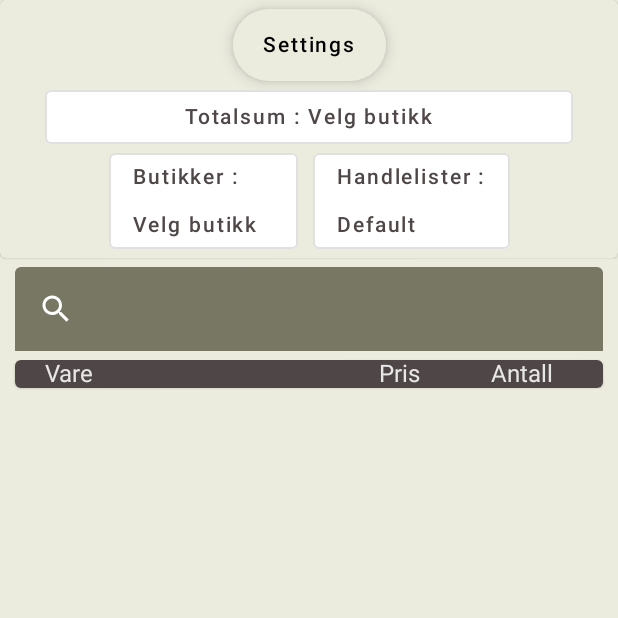
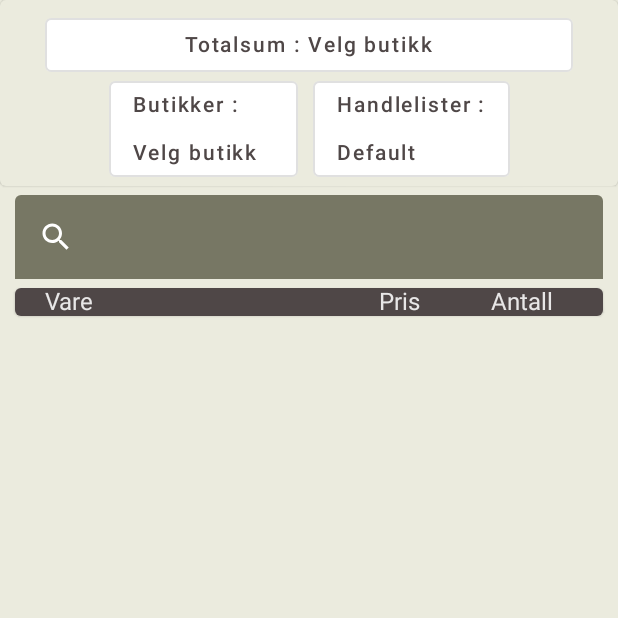
Before and after one commit to Leooo79/PrisjegerMob, an Android app built with Jetpack Compose: the composable HandlelisteScreen shown on its own in the app's theme, on a phone screen of 412 x 824 dp, the top half of it. Run offline under Robolectric (Android 15) with nearby library versions, the phone set to English and light mode, and no system bars; our stand-ins replace livedata-compose; 1 statement that could not run was skipped.

Commit message:
Lag til kontekstuell knapp for instillinger i TopAppBar

```diff
--- a/app/src/main/java/no/usn/rygleo/prisjegermobv1/navigasjon/BottomNavItem.kt
+++ b/app/src/main/java/no/usn/rygleo/prisjegermobv1/navigasjon/BottomNavItem.kt
@@ -9,4 +9,5 @@ sealed class BottomNavItem(var title:String, var icon:Int, var screen_route:Stri
     object Prissammenligning: BottomNavItem("Post",R.drawable.ic_post,"add_post")
     object OmOss: BottomNavItem("OmOss",R.drawable.ic_notification,"omoss")
     object Login: BottomNavItem("Login",R.drawable.ic_job,"login")
+
 }
--- a/app/src/main/java/no/usn/rygleo/prisjegermobv1/ui/HandlelisteScreen.kt
+++ b/app/src/main/java/no/usn/rygleo/prisjegermobv1/ui/HandlelisteScreen.kt
@@ -58,6 +58,9 @@ fun HandlelisteScreen(prisjegerViewModel: PrisjegerViewModel) {
     val vareListe by prisjegerViewModel.alleVarer.observeAsState(initial = emptyList())
     // Alle butikker fra server:
     val valgbare by prisjegerViewModel.butikkerAPI.observeAsState(initial = emptyArray())
+
+    // Setter som aktiv i ViewModel mtp. TopAppBar
+    prisjegerViewModel.setAktiv("Handleliste")
 
 
     // Innhold på denne siden : Header + Søkefelt + Listevisning
@@ -130,7 +133,7 @@ private fun HeaderDialog(
     prisjegerViewModel: PrisjegerViewModel,
     valgbare: Array<String>) {
 
-    val alertDialog = remember { mutableStateOf(false) }
+    val alertDialog = remember { prisjegerViewModel.alertDialog }
     val butikkDialog = remember { mutableStateOf(false) }
     var text by remember { mutableStateOf("") }
     var tittel by remember { mutableStateOf("Skriv inn navn på ny handleliste")}
@@ -407,11 +410,6 @@ private fun HeaderInnhold(
             verticalArrangement = Arrangement.Center,
             horizontalAlignment = Alignment.CenterHorizontally
         ) {
-            ExtendedFloatingActionButton(
-       //         icon = { Icon(Icons.Filled.Favorite, contentDescription = null) },
-                text = { Text("Settings") },
-                onClick = alertDialog
-            )
             OutlinedButton(
             modifier = Modifier
                 .fillMaxWidth()
--- a/app/src/main/java/no/usn/rygleo/prisjegermobv1/ui/PrisjegerViewModel.kt
+++ b/app/src/main/java/no/usn/rygleo/prisjegermobv1/ui/PrisjegerViewModel.kt
@@ -9,6 +9,7 @@ import kotlinx.coroutines.flow.*
 import kotlinx.coroutines.launch
 import no.usn.rygleo.prisjegermobv1.API
 import no.usn.rygleo.prisjegermobv1.data.*
+import no.usn.rygleo.prisjegermobv1.navigasjon.BottomNavItem
 import no.usn.rygleo.prisjegermobv1.roomDB.*
 
 
@@ -111,7 +112,17 @@ class PrisjegerViewModel(application: Application) : AndroidViewModel(applicatio
     val uiStateNy: StateFlow<VarerUiState> = _uiStateNy.asStateFlow()
 
 
-
+    /**
+     * Statevariabler for at TopAppBar skal kunne vise betinget innhold.
+     * Disse benyttes for å holde oversikt over hvilken visning som er i bruk
+     * slik at de rette elementene kan vises.
+     */
+    var activeNavItem = mutableStateOf("")
+    fun setAktiv(newActiveNavItem: String) {
+        activeNavItem.value = newActiveNavItem
+    }
+    // Boolean som benyttes for å vise innstillinger for handleliste
+    val alertDialog = mutableStateOf(false)
 
 
     /**
```
Also changed, not shown: app/src/main/java/no/usn/rygleo/prisjegermobv1/navigasjon/BottomNavActivity.kt (+40 -7 lines).
